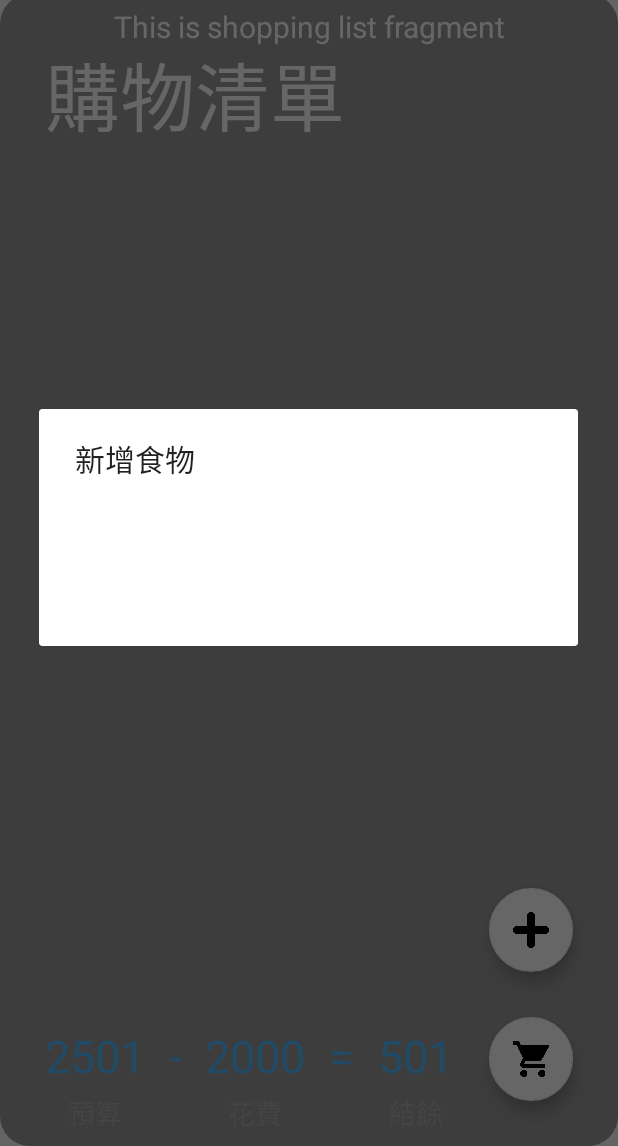
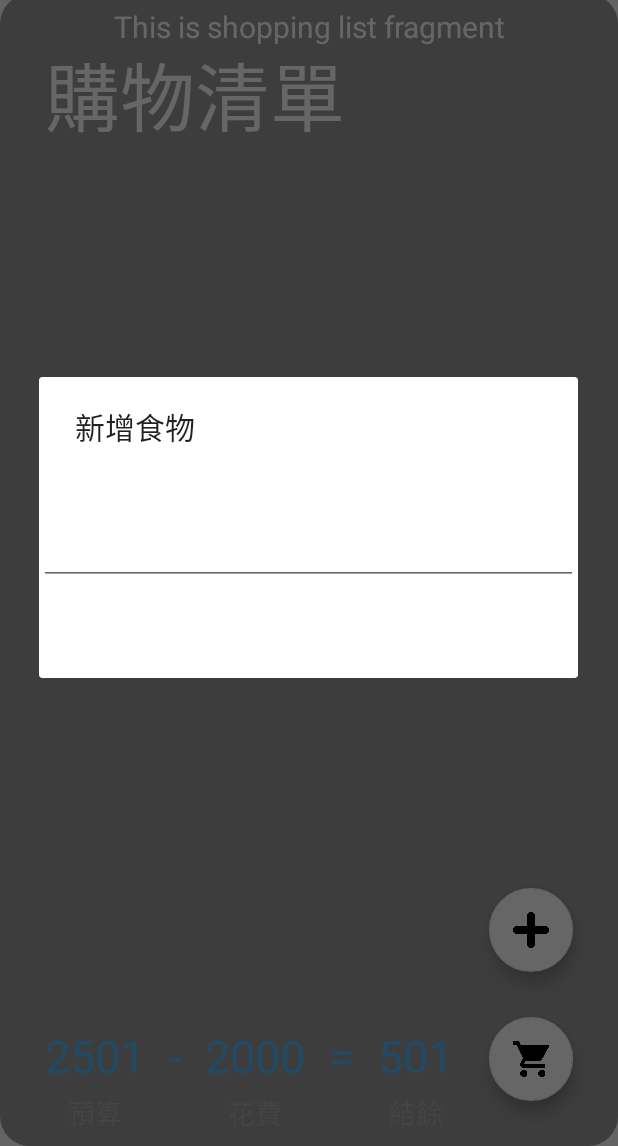
Before and after one commit to 106360130/FinalProject, an Android app: the fragment ShoppingListFragment shown on its own in the app's theme, after a tap on an icon or button, on a phone screen of 412 x 824 dp, the part 90-1236 px from its top. Run offline under Robolectric (Android 15) with nearby library versions, the phone set to English and light mode, and no system bars.

Commit message:
listView不顯示fodd_name

```diff
--- a/app/build.gradle
+++ b/app/build.gradle
@@ -34,6 +34,6 @@ dependencies {
     testImplementation 'junit:junit:4.12'
     androidTestImplementation 'androidx.test.ext:junit:1.1.1'
     androidTestImplementation 'androidx.test.espresso:espresso-core:3.2.0'
-
+    implementation 'com.google.code.gson:gson:2.8.1'
     implementation 'com.google.code.gson:gson:2.8.5'  //共同資料庫要用
 }
--- a/app/src/main/java/com/example/foodemerge/Database/DatabaseForm.java
+++ b/app/src/main/java/com/example/foodemerge/Database/DatabaseForm.java
@@ -3,7 +3,7 @@
 package com.example.foodemerge.Database;
 
 public class DatabaseForm {
-    public String food_neme;
+    public String food_name;//有修改名字.
     public String food_cals;
     public String food_protein;
     public String food_fat;
--- a/app/src/main/java/com/example/foodemerge/Database/DatabaseFunction.java
+++ b/app/src/main/java/com/example/foodemerge/Database/DatabaseFunction.java
@@ -8,6 +8,7 @@ import com.google.gson.reflect.TypeToken;
 import java.lang.reflect.Type;
 import java.util.ArrayList;
 import java.util.List;
+
 
 public class DatabaseFunction {
     private volatile static DatabaseFunction instance = null;
@@ -70,10 +71,12 @@ public class DatabaseFunction {
         return this.databaseShoppingList;
     }
 
+    //增加
     public void setDatabaseShoppingList(ArrayList<DatabaseForm> databaseShoppingList) {
         this.databaseShoppingList = databaseShoppingList;
     }
 
+    //修改
     public void addDatabaseShoppingList(DatabaseForm database) {
         if (this.databaseShoppingList == null){
             this.databaseShoppingList = new ArrayList<>();
--- a/app/src/main/java/com/example/foodemerge/MainActivity.java
+++ b/app/src/main/java/com/example/foodemerge/MainActivity.java
@@ -53,7 +53,7 @@ public class MainActivity extends AppCompatActivity {
 
         //測試SHOPPING_LIST資料庫存取資料，測試成功
         DatabaseForm shopping_list1 = new DatabaseForm();
-        shopping_list1.food_neme = "apple";
+        shopping_list1.food_name = "apple";
         shopping_list1.food_cals = "100";
         shopping_list1.food_protein = "3.2";
         shopping_list1.food_fat = "0.2";
@@ -62,7 +62,7 @@ public class MainActivity extends AppCompatActivity {
         DatabaseFunction.getInstance().addDatabaseShoppingList(shopping_list1);
         DatabaseFunction.getInstance().saveDatabaseShoppingList();
 
-        Log.e("TEST_SHOPPING_LIST1 : ", "food name : " + shopping_list1.food_neme);
+        Log.e("TEST_SHOPPING_LIST1 : ", "food name : " + shopping_list1.food_name);
         Log.e("TEST_SHOPPING_LIST1 : ", "food cals : " + shopping_list1.food_cals);
         Log.e("TEST_SHOPPING_LIST1 : ", "food protein : " + shopping_list1.food_protein);
         Log.e("TEST_SHOPPING_LIST1 : ", "food fat : " + shopping_list1.food_fat);
--- a/app/src/main/java/com/example/foodemerge/ui/shopping_list/ShoppingListFragment.java
+++ b/app/src/main/java/com/example/foodemerge/ui/shopping_list/ShoppingListFragment.java
@@ -1,5 +1,6 @@
 package com.example.foodemerge.ui.shopping_list;
 
+import android.content.Context;
 import android.content.DialogInterface;
 import android.database.Cursor;
 import android.database.sqlite.SQLiteDatabase;
@@ -14,6 +15,7 @@ import android.view.ViewGroup;
 import android.widget.AdapterView;
 import android.widget.ArrayAdapter;
 import android.widget.EditText;
+import android.widget.LinearLayout;
 import android.widget.ListView;
 import android.widget.TextView;
 import android.widget.Toast;
@@ -32,13 +34,16 @@ import com.google.android.material.floatingactionbutton.FloatingActionButton;
 
 import java.util.ArrayList;
 
+import static android.graphics.Color.BLACK;
+
 public class ShoppingListFragment extends Fragment {
 
     private ShoppingListViewModel shoppingListViewModel;
     //若蘭加第一次
     private ListView listView;
-    private ArrayAdapter<String> adapter;
+    private ArrayAdapter<String > adapter;
     private ArrayList<String> items = new ArrayList<>();
+
 
     @Override
     public void onCreate(Bundle savedInstanceState){
@@ -63,8 +68,7 @@ public class ShoppingListFragment extends Fragment {
 
         //taking care of the list view
         listView = root.findViewById(R.id.listView);
-        //adapter for handling the database
-        adapter = new ArrayAdapter<>(getActivity(), android.R.layout.simple_list_item_1, items);
+        adapter = new ArrayAdapter<>(getActivity(), android.R.layout.simple_list_item_1, items);//adapter for handling the database
         listView.setAdapter(adapter);
 
         //creating the editText for the different  AlertDialog's
@@ -102,10 +106,13 @@ public class ShoppingListFragment extends Fragment {
                 final AlertDialog.Builder dialog = new AlertDialog.Builder(getActivity());
                 dialog.setTitle("新增食物");
 
+                //Creating a linear layout for the dialog
+                LinearLayout layout = new LinearLayout(getActivity());
+                layout.setOrientation(LinearLayout.VERTICAL);
+                layout.addView(ed_food);
+                layout.addView(ed_price);
 
-                dialog.setView(ed_food);
-
-                //dialog.setView(ed_price);
+                dialog.setView(layout);
 
                 //新增的button.新增之後,listview會直接更新
 
@@ -120,6 +127,10 @@ public class ShoppingListFragment extends Fragment {
                         else {
                             try {
                                 //增加食物的功能
+                                DatabaseForm shopping_list1 = new DatabaseForm();
+                                shopping_list1.food_name = ed_food.toString();
+                                Log.e("FOOD_NAME : ", shopping_list1.food_name);
+                                items.add(shopping_list1.food_name);
                                 Toast.makeText(getActivity(), "新增食物" + ed_food.getText().toString(), /*+ "      價格" + ed_price.getText().toString(),*/ Toast.LENGTH_SHORT).show();
 
                                 ed_food.setText("");
@@ -148,8 +159,6 @@ public class ShoppingListFragment extends Fragment {
                 });
 
 
-
-
                 dialog.show();
             }
         });
@@ -166,16 +175,16 @@ public class ShoppingListFragment extends Fragment {
 
 
         //測試SHOPPING_LIST資料庫提取資料，測試成功
-        ArrayList<DatabaseForm> shopping_list2 = DatabaseFunction.getInstance().getDatabaseShoppingList();  //取得剛剛儲存的資料
+        /*ArrayList<DatabaseForm> shopping_list2 = DatabaseFunction.getInstance().getDatabaseShoppingList();  //取得剛剛儲存的資料
         Log.e("dialog_foods ; " , String.format("%d" , shopping_list2.size()));
         //DatabaseForm dailog_food = dialog_foods.get(0);  //取第一筆資料
         DatabaseForm test_database_shopping_list = shopping_list2.get(shopping_list2.size()-1);  //取最後一筆資料
 
-        Log.e("TEST_SHOPPING_LIST2 : ", "food name : " + test_database_shopping_list.food_neme);
+        Log.e("TEST_SHOPPING_LIST2 : ", "food name : " + test_database_shopping_list.food_name);
         Log.e("TEST_SHOPPING_LIST2 : ", "food cals : " + test_database_shopping_list.food_cals);
         Log.e("TEST_SHOPPING_LIST2 : ", "food protein : " + test_database_shopping_list.food_protein);
         Log.e("TEST_SHOPPING_LIST2 : ", "food fat : " + test_database_shopping_list.food_fat);
-        Log.e("TEST_SHOPPING_LIST2 : ", "food carbs : " + test_database_shopping_list.food_carbs);
+        Log.e("TEST_SHOPPING_LIST2 : ", "food carbs : " + test_database_shopping_list.food_carbs);*/
         //測試SHOPPING_LIST資料庫提取資料，測試成功
 
 
--- a/app/src/main/res/layout/fragment_shopping_list.xml
+++ b/app/src/main/res/layout/fragment_shopping_list.xml
@@ -42,15 +42,14 @@
         />
 
 
-
     <ListView
         android:id="@+id/listView"
-        android:layout_width="wrap_content"
-        android:layout_height="wrap_content"
+        android:layout_width="380dp"
+        android:layout_height="6dp"
         android:layout_marginTop="30dp"
+        app:layout_constraintEnd_toEndOf="parent"
         app:layout_constraintStart_toStartOf="@+id/tv_shopping_list"
-        app:layout_constraintTop_toBottomOf="@+id/tv_shopping_list"
-        >
+        app:layout_constraintTop_toBottomOf="@+id/tv_shopping_list">
 
     </ListView>
 
--- a/build.gradle
+++ b/build.gradle
@@ -7,7 +7,7 @@ buildscript {
 
     }
     dependencies {
-        classpath 'com.android.tools.build:gradle:3.5.2'
+        classpath 'com.android.tools.build:gradle:3.5.3'
 
         // NOTE: Do not place your application dependencies here; they belong
         // in the individual module build.gradle files
```
